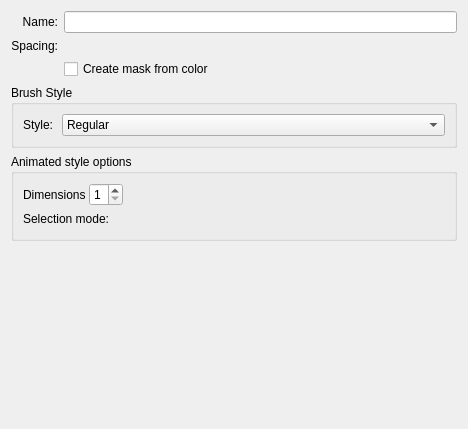
Qt form plugins/impex/brush/wdg_export_gih.ui (KDE/krita) before a commit.
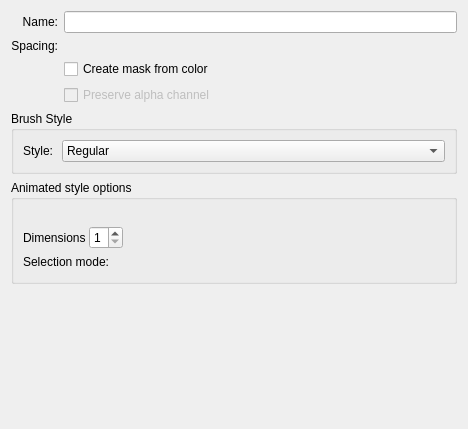
The same form after that commit. Custom widgets are drawn as their Qt base class.

Commit message:
Consolidate brushtip export widgets
This combines the create stamp and clipboard brushtip widgets
into one custom brushtip widget and makes it use the GBR/GIH
brush export widget and export function directly,
rather than the three being duplicated and inconsistent.

The edit to the form file:
```diff
--- a/plugins/impex/brush/wdg_export_gih.ui
+++ b/plugins/impex/brush/wdg_export_gih.ui
@@ -52,6 +52,16 @@
          </property>
         </widget>
        </item>
+       <item column="1" row="3">
+        <widget class="QCheckBox" name="preserveAlpha">
+         <property name="enabled">
+          <bool>false</bool>
+         </property>
+         <property name="text">
+          <string>Preserve alpha channel</string>
+         </property>
+        </widget>
+       </item>
       </layout>
      </item>
      <item>
@@ -147,6 +157,10 @@
           <property name="sizeConstraint">
            <enum>QLayout::SetDefaultConstraint</enum>
           </property>
+          <item>
+            <widget class="QLabel" name="framesNumLbl">
+            </widget>
+          </item>
           <item>
            <layout class="QHBoxLayout" name="horizontalLayout_2" stretch="0,0,1">
             <item>
```
Left out of the diff: 2 changed lines with no effect on the pictures. The commit also changes 21 other files.
